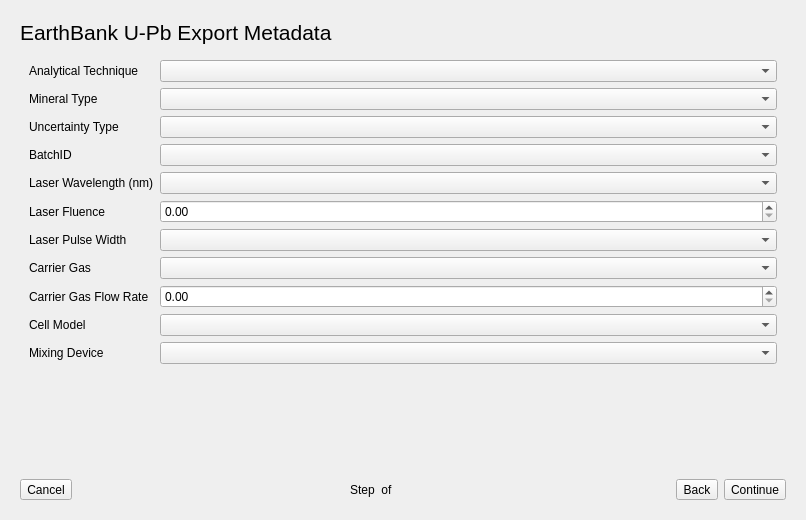
The window that export/EarthBank_Exporter_UPb.ui (iolite-LA-ICP-MS/iolite4-python-examples) describes before a commit, drawn with Qt 5.
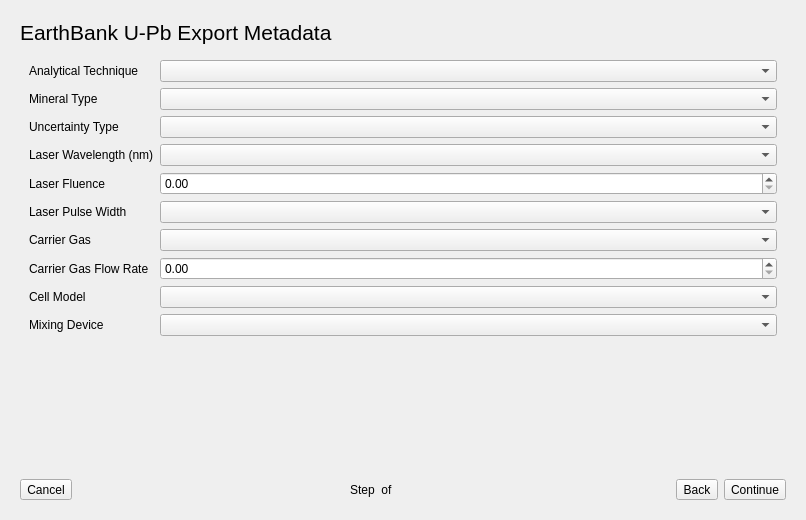
The same window after the commit. The open tabs and pages were chosen to show the change.

Commit message:
EarthBank UPb Exporter: Minor updates
Now stores both the session UUID and file path in the Analytical Session and Batch ID fields, respectively. Also, now fills in Mount ID field from Mount ID field in the Groups Table

Patch:
```diff
--- a/export/EarthBank_Exporter_UPb.ui
+++ b/export/EarthBank_Exporter_UPb.ui
@@ -141,85 +141,75 @@
           <widget class="QComboBox" name="uncertaintyTypeComboBox"/>
          </item>
          <item row="3" column="0">
-          <widget class="QLabel" name="sessionIDLabel">
-           <property name="text">
-            <string>BatchID</string>
-           </property>
-          </widget>
-         </item>
-         <item row="3" column="1">
-          <widget class="QComboBox" name="sessionIDComboBox"/>
-         </item>
-         <item row="4" column="0">
           <widget class="QLabel" name="laserWavelengthLabel">
            <property name="text">
             <string>Laser Wavelength (nm)</string>
            </property>
           </widget>
          </item>
-         <item row="4" column="1">
+         <item row="3" column="1">
           <widget class="QComboBox" name="laserWavelengthComboBox"/>
          </item>
-         <item row="5" column="0">
+         <item row="4" column="0">
           <widget class="QLabel" name="laserFluenceLabel">
            <property name="text">
             <string>Laser Fluence</string>
            </property>
           </widget>
          </item>
-         <item row="5" column="1">
+         <item row="4" column="1">
           <widget class="QDoubleSpinBox" name="laserFluenceDoubleSpinBox"/>
          </item>
-         <item row="6" column="0">
+         <item row="5" column="0">
           <widget class="QLabel" name="laserPulseWidthLabel">
            <property name="text">
             <string>Laser Pulse Width</string>
            </property>
           </widget>
          </item>
-         <item row="6" column="1">
+         <item row="5" column="1">
           <widget class="QComboBox" name="laserPulseWidthComboBox"/>
          </item>
-         <item row="8" column="0">
+         <item row="6" column="0">
+          <widget class="QLabel" name="carrierGasLabel">
+           <property name="text">
+            <string>Carrier Gas</string>
+           </property>
+          </widget>
+         </item>
+         <item row="6" column="1">
+          <widget class="QComboBox" name="carrierGasComboBox"/>
+         </item>
+         <item row="7" column="0">
           <widget class="QLabel" name="carrierGasFlowRateLabel">
            <property name="text">
             <string>Carrier Gas Flow Rate</string>
            </property>
           </widget>
          </item>
-         <item row="8" column="1">
+         <item row="7" column="1">
           <widget class="QDoubleSpinBox" name="carrierGasFlowRateDoubleSpinBox"/>
          </item>
-         <item row="9" column="0">
+         <item row="8" column="0">
           <widget class="QLabel" name="cellModelLabel">
            <property name="text">
             <string>Cell Model</string>
            </property>
           </widget>
          </item>
-         <item row="9" column="1">
+         <item row="8" column="1">
           <widget class="QComboBox" name="cellModelComboBox"/>
          </item>
-         <item row="10" column="0">
+         <item row="9" column="0">
           <widget class="QLabel" name="mixingDeviceLabel">
            <property name="text">
             <string>Mixing Device</string>
            </property>
           </widget>
          </item>
-         <item row="10" column="1">
+         <item row="9" column="1">
           <widget class="QComboBox" name="mixingDeviceComboBox"/>
          </item>
-         <item row="7" column="0">
-          <widget class="QLabel" name="carrierGasLabel">
-           <property name="text">
-            <string>Carrier Gas</string>
-           </property>
-          </widget>
-         </item>
-         <item row="7" column="1">
-          <widget class="QComboBox" name="carrierGasComboBox"/>
-         </item>
         </layout>
        </item>
       </layout>
```
The commit also changes 1 other file.
